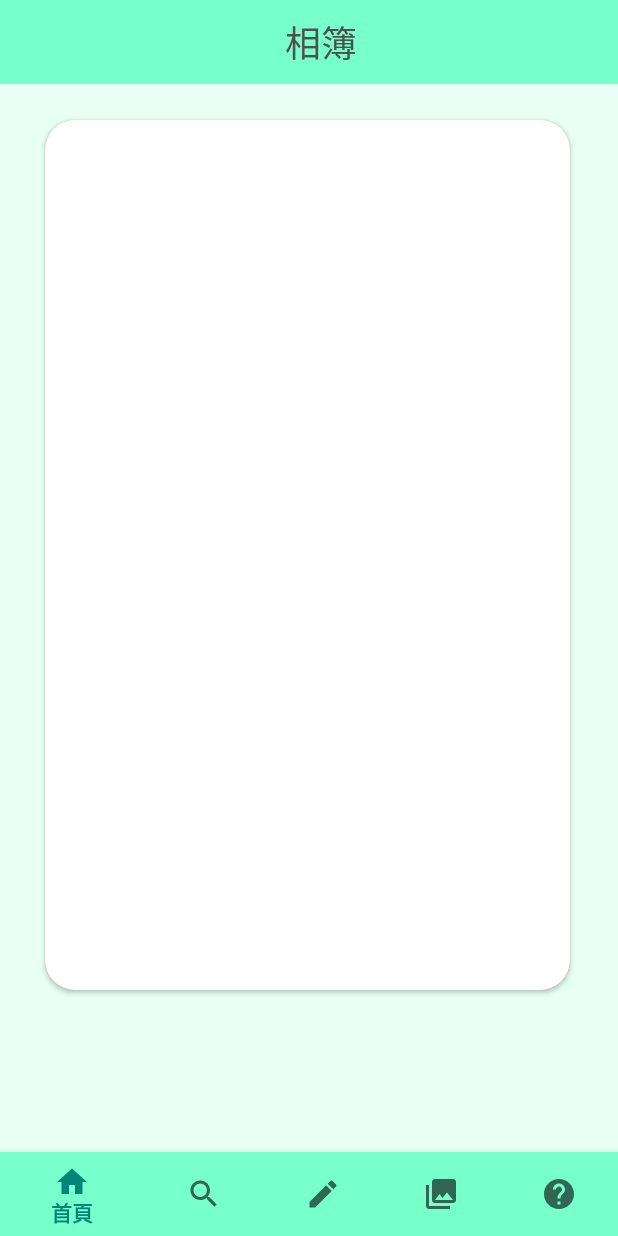
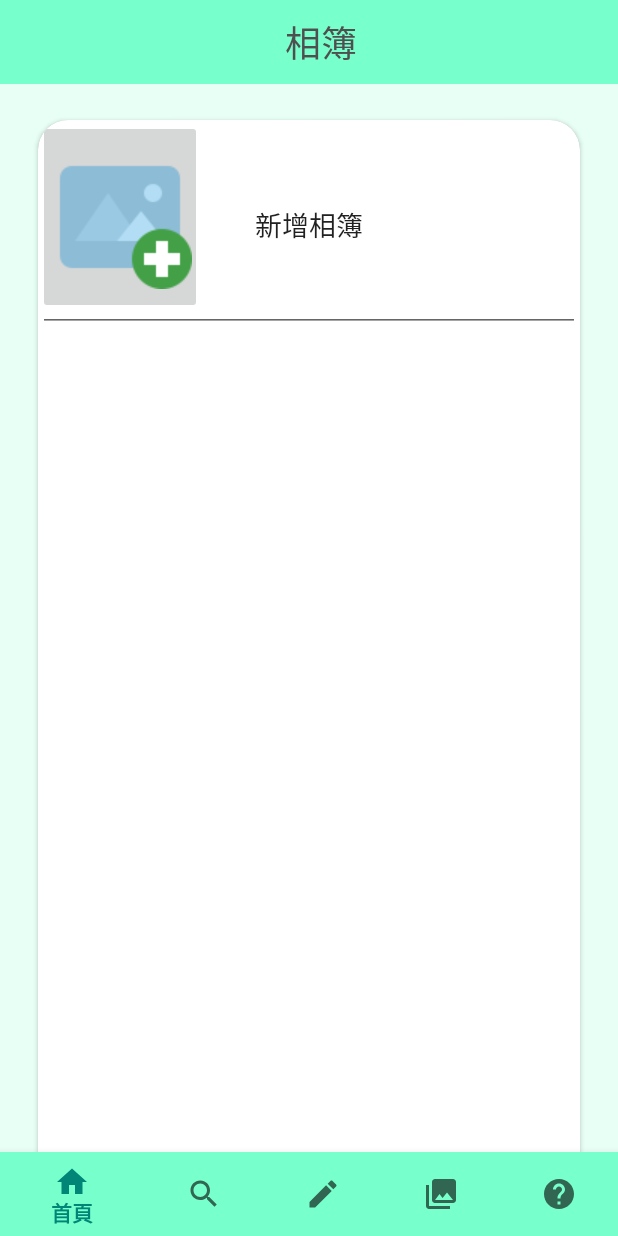
Before and after one commit to CheryllinNTUB/PetitApp, an Android app: the fragment album placed in its activity, on a phone screen of 412 x 824 dp. Run offline under Robolectric (Android 15) with nearby library versions, the phone set to English and light mode, and no system bars.

Commit message:
20200526-album

```diff
--- a/app/src/main/res/layout/fragment_album.xml
+++ b/app/src/main/res/layout/fragment_album.xml
@@ -1,14 +1,7 @@
 <?xml version="1.0" encoding="utf-8"?>
-<androidx.constraintlayout.widget.ConstraintLayout
-    xmlns:android="http://schemas.android.com/apk/res/android"
+<RelativeLayout xmlns:android="http://schemas.android.com/apk/res/android"
     xmlns:app="http://schemas.android.com/apk/res-auto"
     xmlns:tools="http://schemas.android.com/tools"
-    android:id="@+id/drawer_layout"
-    android:layout_width="match_parent"
-    android:layout_height="match_parent"
-    android:fitsSystemWindows="true">
-
-<RelativeLayout
     android:layout_width="match_parent"
     android:layout_height="match_parent"
     tools:context=".album"
@@ -23,7 +16,7 @@
 
 
         <TextView
-            android:id="@+id/toolbar_album"
+            android:id="@+id/toolbar_homepage"
             android:layout_width="match_parent"
             android:layout_height="wrap_content"
             android:gravity="center"
@@ -33,28 +26,31 @@
 
     </androidx.appcompat.widget.Toolbar>
 
+    <androidx.cardview.widget.CardView
+        android:layout_width="500dp"
+        android:layout_height="710dp"
+        android:layout_marginLeft="25dp"
+        android:layout_marginTop="80dp"
+        android:layout_marginRight="25dp"
+        android:layout_marginBottom="25dp"
+        app:cardCornerRadius="20dp">
+
+        <EditText
+            android:layout_width="match_parent"
+            android:layout_height="141dp"
+            android:ems="10"
+            android:gravity="center"
+            android:inputType="textPersonName"
+            android:text="新增相簿"
+            tools:textSize="36sp" />
+
+        <ImageButton
+            android:id="@+id/add_photo"
+            android:layout_width="109dp"
+            android:layout_height="129dp"
+            android:src="@drawable/add_image" />
+
+    </androidx.cardview.widget.CardView>
 
 
-    <androidx.cardview.widget.CardView
-        android:layout_width="350dp"
-        android:layout_height="580dp"
-        android:layout_marginTop="80dp"
-        android:layout_marginLeft="30dp"
-        android:inputType="textPersonName"
-        app:cardCornerRadius="20dp"
-        android:text="新增相簿" >
-
-        <ScrollView
-            android:layout_width="match_parent"
-            android:layout_height="match_parent">
-
-            <LinearLayout
-                android:layout_width="match_parent"
-                android:layout_height="wrap_content"
-                android:orientation="vertical" />
-        </ScrollView>
-    </androidx.cardview.widget.CardView>
-
 </RelativeLayout>
-
-</androidx.constraintlayout.widget.ConstraintLayout>
```
Also changed, not shown: app/src/main/res/drawable/add_image.png (added).
